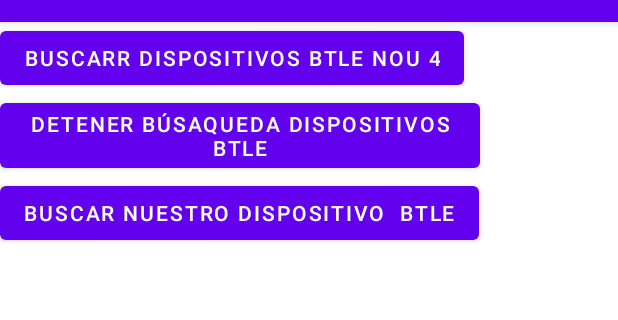
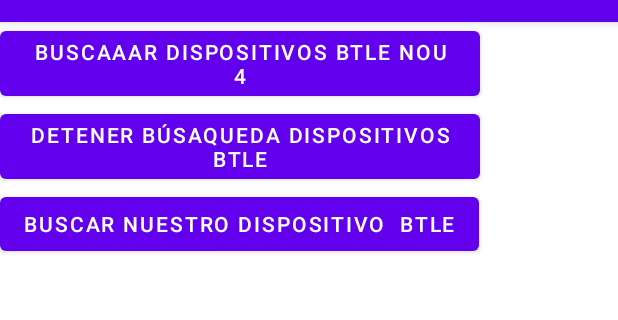
Before and after one commit to jjhr7/3-GTI-Android, an Android app: the screen it shows after launch (MainActivity), on a phone screen of 412 x 824 dp, the part 62-382 px from its top. Run offline under Robolectric (Android 15) with nearby library versions, the phone set to English and light mode, and no system bars.

Commit message:
Test feature

```diff
--- a/app/src/main/res/layout/activity_main.xml
+++ b/app/src/main/res/layout/activity_main.xml
@@ -9,7 +9,7 @@
 
     <Button
         android:id="@+id/botonBuscarDispositivosBTLE"
-        android:text="Buscarr Dispositivos BTLE nou 4"
+        android:text="Buscaaar Dispositivos BTLE nou 4"
         android:onClick="botonBuscarDispositivosBTLEPulsado"
         android:layout_width="wrap_content"
         android:layout_height="wrap_content"
```
